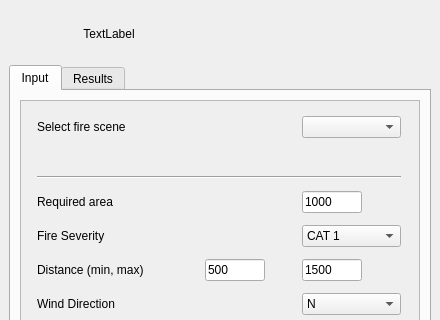
Above: LocatorTool/LocatingTool/locating_tool_dockwidget_base.ui from qq2012/GEO1005 before the change; both pictures show x 0 to 440 and y 0 to 320 of the 440 by 814 pixel window. Below: the same form after it.
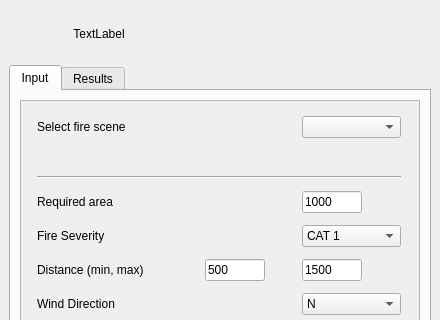
That is the form after the change.

What changed in the file:
```diff
--- a/LocatorTool/LocatingTool/locating_tool_dockwidget_base.ui
+++ b/LocatorTool/LocatingTool/locating_tool_dockwidget_base.ui
@@ -28,13 +28,13 @@
       </property>
       <property name="minimumSize">
        <size>
-        <width>200</width>
+        <width>180</width>
         <height>50</height>
        </size>
       </property>
       <property name="maximumSize">
        <size>
-        <width>200</width>
+        <width>180</width>
         <height>50</height>
        </size>
       </property>
```
Left out of the diff: 2 changed lines with no effect on the pictures.
